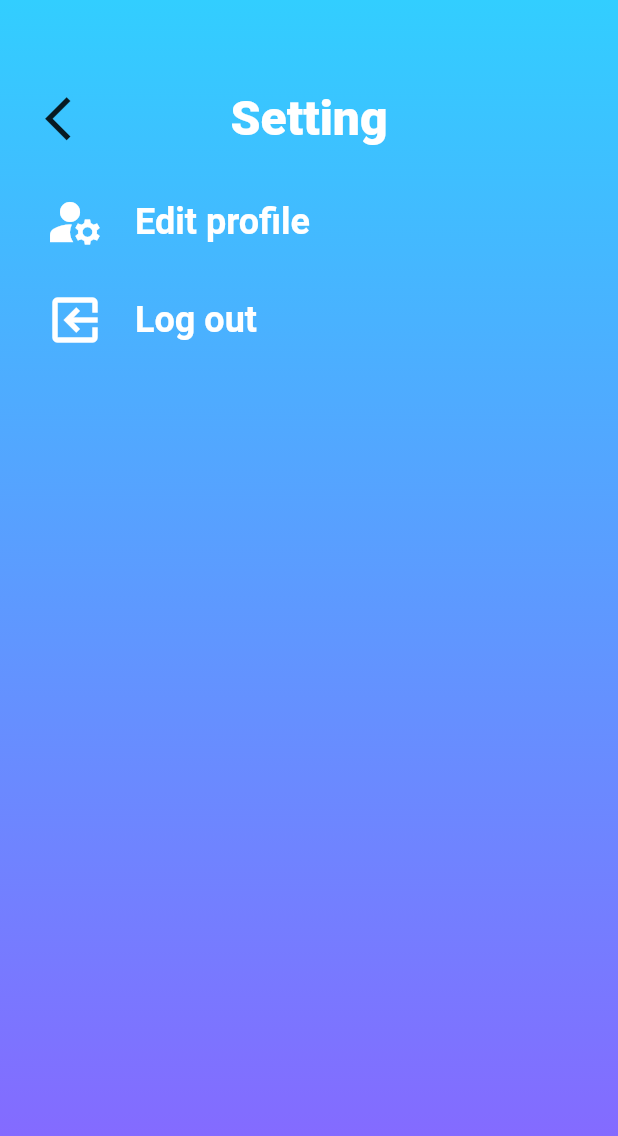
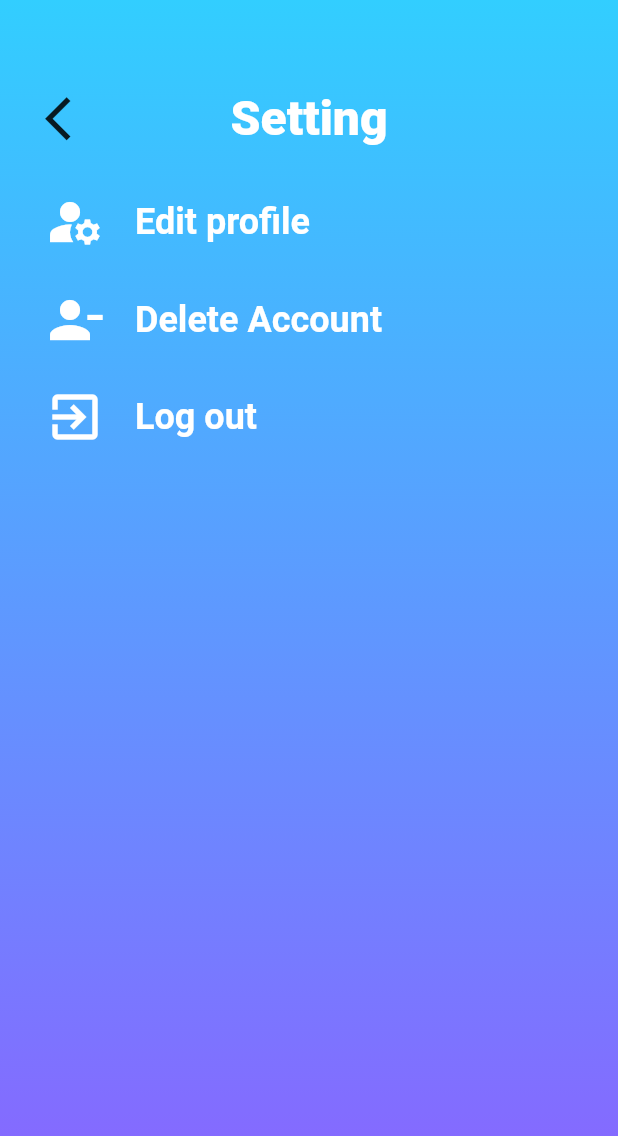
Before and after one commit to k1tsanapong/linguaotter, a Flutter app: the screen it shows once a user with an empty profile is signed in, after a tap on the "settings" icon, on a phone screen of 412 x 824 dp. Shown: the top 1136 px of the screen. Run offline on Flutter 3.47's test engine with Material 2 defaults, Android fonts, the phone set to English and light mode, and no system bars; our stand-ins replace cloud_firestore, firebase_auth, firebase_core, google_fonts, google_sign_in; accounts and stored records are empty; network calls fail.

Commit message:
setting_screen.dart

```diff
--- a/lib/components/theme_app.dart
+++ b/lib/components/theme_app.dart
@@ -124,3 +124,51 @@ class BackToTheFuture extends StatelessWidget {
     );
   }
 }
+
+class LongMenuButton extends StatelessWidget {
+
+  final String titleName;
+  final IconData iconName;
+  final Function()? run;
+
+  const LongMenuButton({Key? key, required this.titleName, required this.iconName, this.run}) : super(key: key);
+
+  @override
+  Widget build(BuildContext context) {
+
+    return Column(
+      children: [
+        InkWell(
+          onTap: () {
+            if (run != null) {
+              run!();
+            } else {
+              print("No  run");
+            }
+          },
+          child: Row(
+
+            children: [
+              Icon(
+                iconName,
+                size: 40,
+                color: Colors.white,
+              ),
+              SizedBox(
+                width: 20,
+              ),
+              Flexible(
+                child: Text('${titleName}',
+                    style: TextStyle(
+                      color: Colors.white,
+                      fontSize: 24,
+                      fontWeight: FontWeight.w600,
+                    )),
+              )
+            ],
+          ),
+        ),
+      ],
+    );
+  }
+}
--- a/lib/main.dart
+++ b/lib/main.dart
@@ -2,6 +2,7 @@ import 'package:flutter/material.dart';
 import 'package:linguaotter/pages/competition/hard_mode.dart';
 import 'package:linguaotter/pages/congrats.dart';
 import 'package:linguaotter/pages/competition/easy_mode.dart';
+import 'package:linguaotter/pages/edit_profile.dart';
 import 'package:linguaotter/pages/home_screen.dart';
 import 'package:linguaotter/pages/competition/medium_mode.dart';
 import 'package:linguaotter/pages/competition/select_difficulty.dart';
@@ -56,6 +57,7 @@ Future main() async {
           '/practice-mode': (ctx) => PracticeMode(),
           '/learning-mode': (ctx) => LearningMode(),
           '/score-board': (ctx) => ScoreBoard(),
+          '/edit-profile': (ctx) => EditProfile(),
 
         },
       ),
--- a/lib/pages/home_screen.dart
+++ b/lib/pages/home_screen.dart
@@ -127,14 +127,14 @@ class HomeScreen extends StatelessWidget {
                       mainAxisSize: MainAxisSize.max,
                       mainAxisAlignment: MainAxisAlignment.spaceAround,
                       children: [
-                        IconButton(
-                            padding: EdgeInsets.zero,
-                            onPressed: () => Navigator.pushNamed(context, '/test-kim') , icon: const Icon(
-
-                          Icons.home_outlined,
-                          size: 50,
-                          color: Colors.white,
-                        )),
+                        // IconButton(
+                        //     padding: EdgeInsets.zero,
+                        //     onPressed: () => Navigator.pushNamed(context, '/test-kim') , icon: const Icon(
+                        //
+                        //   Icons.home_outlined,
+                        //   size: 50,
+                        //   color: Colors.white,
+                        // )),
                         IconButton(
                             padding: EdgeInsets.zero,
                             onPressed: () => Navigator.pushNamed(context, '/score-board') , icon: const Icon(
--- a/lib/pages/setting_screen.dart
+++ b/lib/pages/setting_screen.dart
@@ -5,7 +5,11 @@ import '../components/showSnackbar.dart';
 import '../components/theme_app.dart';
 
 class SettingScreen extends StatelessWidget {
-  const SettingScreen({Key? key}) : super(key: key);
+
+  SettingScreen({Key? key}) : super(key: key);
+
+   User user = FirebaseAuth.instance.currentUser!;
+
 
   @override
   Widget build(BuildContext context) {
@@ -37,29 +41,42 @@ class SettingScreen extends StatelessWidget {
             const SizedBox(
               height: 30,
             ),
-            Row(
-              children: [
-                Icon(
-                  Icons.manage_accounts,
-                  size: 40,
-                  color: Colors.white,
-                ),
-                SizedBox(
-                  width: 20,
-                ),
-                Text("Edit profile",
-                    style: TextStyle(
-                      color: Colors.white,
-                      fontSize: 24,
-                      fontWeight: FontWeight.w600,
-                    ))
-              ],
+
+            LongMenuButton(
+              iconName: Icons.manage_accounts,
+              titleName: 'Edit profile',
+              run: () =>  Navigator.pushNamed(context, '/edit-profile'),
+
             ),
+
             const SizedBox(
               height: 25,
             ),
-            InkWell(
-              onTap: () {
+
+            LongMenuButton(
+              iconName: Icons.person_remove,
+              titleName: 'Delete Account',
+              run: () {
+                if (user.isAnonymous) {
+                  showSnackBar(context, "Anonymous");
+                }
+
+                else{
+                  showSnackBar(context, "${user.displayName}");
+                }
+
+              },
+
+            ),
+
+            const SizedBox(
+              height: 25,
+            ),
+
+            LongMenuButton(
+              iconName: Icons.exit_to_app,
+              titleName: 'Log out',
+              run: () {
                 try {
                   FirebaseAuth.instance.signOut();
                 } on FirebaseAuthException catch (e) {
@@ -69,32 +86,16 @@ class SettingScreen extends StatelessWidget {
                 // FirebaseAuth.instance.signOut();
                 Navigator.pushNamed(context, '/login');
               },
-              child: Row(
-                children: [
-                  Transform(
-                    alignment: Alignment.center,
-                    transform: Matrix4.rotationY(math.pi),
-                    child: Icon(
-                      Icons.exit_to_app,
-                      size: 40,
-                      color: Colors.white,
-                    ),
-                  ),
-                  SizedBox(
-                    width: 20,
-                  ),
-                  Text("Log out",
-                      style: TextStyle(
-                        color: Colors.white,
-                        fontSize: 24,
-                        fontWeight: FontWeight.w600,
-                      ))
-                ],
-              ),
             ),
+
+            const SizedBox(
+              height: 25,
+            ),
+
           ]),
         ),
       ),
     );
   }
+
 }
```
Also changed, not shown: lib/layouts/default.dart (+2 -10 lines), lib/pages/edit_profile.dart (added, +11 -0 lines).
